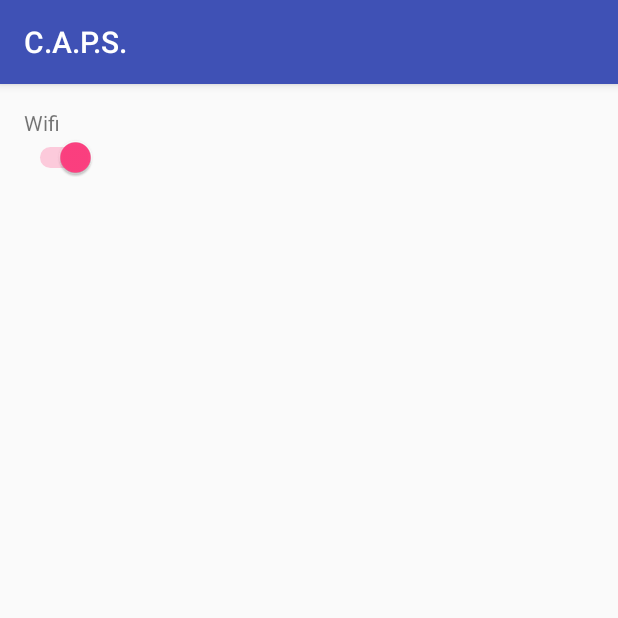
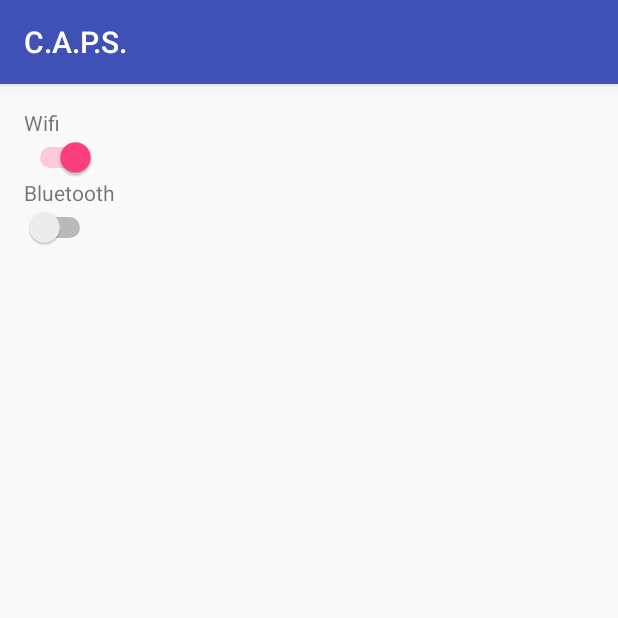
Before and after one commit to MessiasLima/avisae, an Android app: the screen it shows after launch (TestActivity), on a phone screen of 412 x 824 dp, the top half of it. Run offline under Robolectric (Android 15) with nearby library versions, the phone set to English and light mode, and no system bars.

Commit message:
Classe de controle do Bluetooth

```diff
--- a/app/src/main/AndroidManifest.xml
+++ b/app/src/main/AndroidManifest.xml
@@ -3,6 +3,8 @@
     package="br.ufc.caps">
 
 
+    <uses-permission android:name="android.permission.BLUETOOTH" />
+    <uses-permission android:name="android.permission.BLUETOOTH_ADMIN" />
     <uses-permission android:name="android.permission.CHANGE_WIFI_STATE" />
     <uses-permission android:name="android.permission.WRITE_SETTINGS" />
     <uses-permission android:name="android.permission.ACCESS_WIFI_STATE" />
--- a/app/src/main/java/br/ufc/caps/TestActivity.java
+++ b/app/src/main/java/br/ufc/caps/TestActivity.java
@@ -1,21 +1,19 @@
 package br.ufc.caps;
 
-import android.content.Context;
-import android.net.wifi.WifiManager;
 import android.os.Bundle;
 import android.support.v7.app.AppCompatActivity;
-import android.util.Log;
 import android.view.View;
 import android.widget.Switch;
 
+import br.ufc.caps.settings.BluetoothSettings;
 import br.ufc.caps.settings.WifiSettings;
 
 /**
  * Essa Activity foi criada apenas para testar as funcionalidades criadas e não deve ser usada na versão final do app
  * TODO:Modo Avião;
- * TODO:Wifi;
+ * Feito: Wifi;
  * TODO:3G;
- * TODO:Bluetooth;
+ * Feito: Bluetooth;
  * TODO:Ringtone(Ligação)
  * TODO:Vibração(Ligação)
  * TODO:Brilho de Tela
@@ -23,7 +21,7 @@ import br.ufc.caps.settings.WifiSettings;
  */
 public class TestActivity extends AppCompatActivity {
 
-    Switch switchWifi;
+    Switch switchWifi, switchBT;
 
     @Override
     protected void onCreate(Bundle savedInstanceState) {
@@ -34,6 +32,8 @@ public class TestActivity extends AppCompatActivity {
     }
 
     private void initComponents() {
+
+        //Controle do Wifi
         switchWifi = (Switch) findViewById(R.id.sw_wifi);
         final WifiSettings wifiSettings = new WifiSettings(this);
         switchWifi.setChecked(wifiSettings.isWifiEnabled());
@@ -43,5 +43,18 @@ public class TestActivity extends AppCompatActivity {
                 wifiSettings.setWifiEnabled(switchWifi.isChecked());
             }
         });
+
+        //Controles do Bluetooth
+        switchBT = (Switch) findViewById(R.id.sw_bt);
+        final BluetoothSettings bluetoothSettings = new BluetoothSettings(this);
+        switchBT.setChecked(bluetoothSettings.isBluetoothEnabled());
+        switchBT.setOnClickListener(new View.OnClickListener() {
+            @Override
+            public void onClick(View v) {
+                bluetoothSettings.setBluetoothEnabled(switchBT.isChecked());
+            }
+        });
+
+
     }
 }
--- /dev/null
+++ b/app/src/main/java/br/ufc/caps/settings/BluetoothSettings.java
@@ -0,0 +1,45 @@
+package br.ufc.caps.settings;
+
+import android.bluetooth.BluetoothAdapter;
+import android.bluetooth.BluetoothManager;
+import android.content.Context;
+
+/**
+ * Created by messias on 5/5/16.
+ *
+ * @author Messias Lima
+ *         <p/>
+ *         Classe responsável pelo acesso ao Bluetooth
+ */
+public class BluetoothSettings {
+    private BluetoothAdapter bluetoothAdapter;
+    private BluetoothManager bluetoothManager;
+
+    /**
+     * Cria objeto de manipulação do Bluetooth
+     */
+    public BluetoothSettings(Context context) {
+        bluetoothManager = (BluetoothManager) context.getSystemService(Context.BLUETOOTH_SERVICE);
+        bluetoothAdapter = bluetoothManager.getAdapter();
+    }
+
+    /**
+     * Retorna se o bluetooth está ativo
+     */
+    public boolean isBluetoothEnabled() {
+        return bluetoothAdapter.isEnabled();
+    }
+
+    /**
+     * Ativa ou desativa o bluetooth
+     *
+     * @return se a operação foi realizada com sucesso
+     */
+    public boolean setBluetoothEnabled(boolean enabled) {
+        if (enabled) {
+            return bluetoothAdapter.enable();
+        } else {
+            return bluetoothAdapter.disable();
+        }
+    }
+}
--- a/app/src/main/java/br/ufc/caps/settings/WifiSettings.java
+++ b/app/src/main/java/br/ufc/caps/settings/WifiSettings.java
@@ -12,7 +12,9 @@ import android.net.wifi.WifiManager;
  */
 public class WifiSettings {
     WifiManager wifiManager;
-
+    /**
+     * Cria objeto de manipulação do Wifi
+     */
     public WifiSettings(Context context) {
         wifiManager = (WifiManager) context.getSystemService(Context.WIFI_SERVICE);
     }
--- a/app/src/main/res/layout/activity_test.xml
+++ b/app/src/main/res/layout/activity_test.xml
@@ -18,4 +18,12 @@
         android:id="@+id/sw_wifi"
         android:layout_width="wrap_content"
         android:layout_height="wrap_content" />
+    <TextView
+        android:layout_width="wrap_content"
+        android:layout_height="wrap_content"
+        android:text="Bluetooth" />
+    <Switch
+        android:id="@+id/sw_bt"
+        android:layout_width="wrap_content"
+        android:layout_height="wrap_content" />
 </LinearLayout>
```
